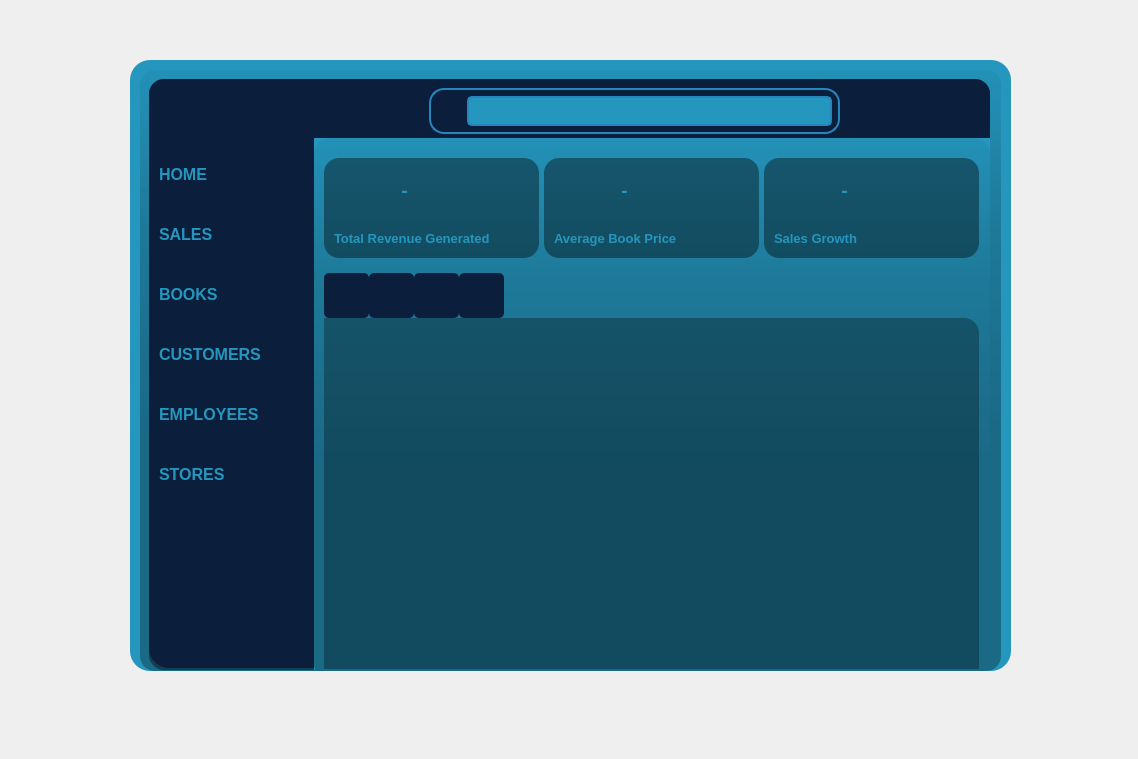
This is Gui/ui_bookstore.ui in Vvender/BookStoreDashboard as Qt 5 draws it before an edit. The edited form follows.
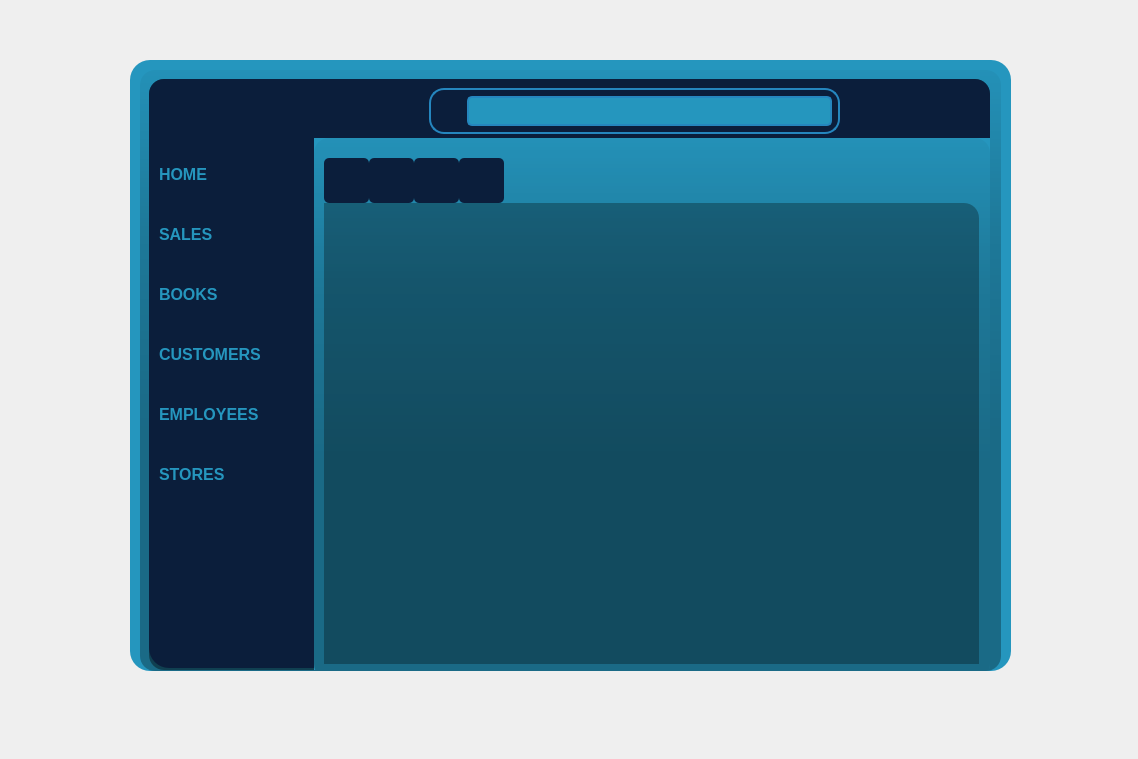
This is the edited form. The open tabs and pages were chosen to show the change. Icons and pictures are not drawn.

The edit to the form file:
```diff
--- a/Gui/ui_bookstore.ui
+++ b/Gui/ui_bookstore.ui
@@ -2253,337 +2253,13 @@
        </widget>
       </widget>
       <widget class="QWidget" name="page_sales">
-       <widget class="QFrame" name="frm_sales_total_growth">
-        <property name="geometry">
-         <rect>
-          <x>450</x>
-          <y>20</y>
-          <width>215</width>
-          <height>100</height>
-         </rect>
-        </property>
-        <property name="minimumSize">
-         <size>
-          <width>215</width>
-          <height>100</height>
-         </size>
-        </property>
-        <property name="maximumSize">
-         <size>
-          <width>215</width>
-          <height>100</height>
-         </size>
-        </property>
-        <property name="frameShape">
-         <enum>QFrame::StyledPanel</enum>
-        </property>
-        <property name="frameShadow">
-         <enum>QFrame::Raised</enum>
-        </property>
-        <widget class="QLabel" name="lbl_sales_total_growth_info">
-         <property name="geometry">
-          <rect>
-           <x>10</x>
-           <y>10</y>
-           <width>141</width>
-           <height>45</height>
-          </rect>
-         </property>
-         <property name="font">
-          <font>
-           <pointsize>14</pointsize>
-           <weight>75</weight>
-           <bold>true</bold>
-          </font>
-         </property>
-         <property name="text">
-          <string>-</string>
-         </property>
-         <property name="alignment">
-          <set>Qt::AlignCenter</set>
-         </property>
-        </widget>
-        <widget class="QLabel" name="lbl_sales_total_growth_icon">
-         <property name="geometry">
-          <rect>
-           <x>144</x>
-           <y>10</y>
-           <width>65</width>
-           <height>45</height>
-          </rect>
-         </property>
-         <property name="minimumSize">
-          <size>
-           <width>65</width>
-           <height>45</height>
-          </size>
-         </property>
-         <property name="maximumSize">
-          <size>
-           <width>65</width>
-           <height>45</height>
-          </size>
-         </property>
-         <property name="text">
-          <string/>
-         </property>
-         <property name="pixmap">
-          <pixmap resource="Icons/bookstore.qrc">:/Icons/percent.svg</pixmap>
-         </property>
-         <property name="scaledContents">
-          <bool>false</bool>
-         </property>
-         <property name="alignment">
-          <set>Qt::AlignCenter</set>
-         </property>
-        </widget>
-        <widget class="QLabel" name="lbl_sales_total_growth_title">
-         <property name="geometry">
-          <rect>
-           <x>10</x>
-           <y>70</y>
-           <width>195</width>
-           <height>20</height>
-          </rect>
-         </property>
-         <property name="font">
-          <font>
-           <pointsize>10</pointsize>
-           <weight>75</weight>
-           <bold>true</bold>
-          </font>
-         </property>
-         <property name="text">
-          <string>Sales Growth</string>
-         </property>
-         <property name="wordWrap">
-          <bool>true</bool>
-         </property>
-        </widget>
-       </widget>
-       <widget class="QFrame" name="frm_sales_total_avaragePrice">
-        <property name="geometry">
-         <rect>
-          <x>230</x>
-          <y>20</y>
-          <width>215</width>
-          <height>100</height>
-         </rect>
-        </property>
-        <property name="minimumSize">
-         <size>
-          <width>215</width>
-          <height>100</height>
-         </size>
-        </property>
-        <property name="maximumSize">
-         <size>
-          <width>215</width>
-          <height>100</height>
-         </size>
-        </property>
-        <property name="frameShape">
-         <enum>QFrame::StyledPanel</enum>
-        </property>
-        <property name="frameShadow">
-         <enum>QFrame::Raised</enum>
-        </property>
-        <widget class="QLabel" name="lbl_sales_total_avaragePrice_info">
-         <property name="geometry">
-          <rect>
-           <x>10</x>
-           <y>10</y>
-           <width>141</width>
-           <height>45</height>
-          </rect>
-         </property>
-         <property name="font">
-          <font>
-           <pointsize>14</pointsize>
-           <weight>75</weight>
-           <bold>true</bold>
-          </font>
-         </property>
-         <property name="text">
-          <string>-</string>
-         </property>
-         <property name="alignment">
-          <set>Qt::AlignCenter</set>
-         </property>
-        </widget>
-        <widget class="QLabel" name="lbl_sales_total_avaragePrice_icon">
-         <property name="geometry">
-          <rect>
-           <x>144</x>
-           <y>10</y>
-           <width>65</width>
-           <height>45</height>
-          </rect>
-         </property>
-         <property name="minimumSize">
-          <size>
-           <width>65</width>
-           <height>45</height>
-          </size>
-         </property>
-         <property name="maximumSize">
-          <size>
-           <width>65</width>
-           <height>45</height>
-          </size>
-         </property>
-         <property name="text">
-          <string/>
-         </property>
-         <property name="pixmap">
-          <pixmap resource="Icons/bookstore.qrc">:/Icons/tag.svg</pixmap>
-         </property>
-         <property name="scaledContents">
-          <bool>false</bool>
-         </property>
-         <property name="alignment">
-          <set>Qt::AlignCenter</set>
-         </property>
-        </widget>
-        <widget class="QLabel" name="lbl_sales_total_avaragePrice_title">
-         <property name="geometry">
-          <rect>
-           <x>10</x>
-           <y>70</y>
-           <width>195</width>
-           <height>20</height>
-          </rect>
-         </property>
-         <property name="font">
-          <font>
-           <pointsize>10</pointsize>
-           <weight>75</weight>
-           <bold>true</bold>
-          </font>
-         </property>
-         <property name="text">
-          <string>Average Book Price</string>
-         </property>
-         <property name="wordWrap">
-          <bool>true</bool>
-         </property>
-        </widget>
-       </widget>
-       <widget class="QFrame" name="frm_sales_total_revenue">
-        <property name="geometry">
-         <rect>
-          <x>10</x>
-          <y>20</y>
-          <width>215</width>
-          <height>100</height>
-         </rect>
-        </property>
-        <property name="minimumSize">
-         <size>
-          <width>215</width>
-          <height>100</height>
-         </size>
-        </property>
-        <property name="maximumSize">
-         <size>
-          <width>215</width>
-          <height>100</height>
-         </size>
-        </property>
-        <property name="frameShape">
-         <enum>QFrame::StyledPanel</enum>
-        </property>
-        <property name="frameShadow">
-         <enum>QFrame::Raised</enum>
-        </property>
-        <widget class="QLabel" name="lbl_sales_total_revenue_info">
-         <property name="geometry">
-          <rect>
-           <x>10</x>
-           <y>10</y>
-           <width>141</width>
-           <height>45</height>
-          </rect>
-         </property>
-         <property name="font">
-          <font>
-           <pointsize>14</pointsize>
-           <weight>75</weight>
-           <bold>true</bold>
-          </font>
-         </property>
-         <property name="text">
-          <string>-</string>
-         </property>
-         <property name="alignment">
-          <set>Qt::AlignCenter</set>
-         </property>
-        </widget>
-        <widget class="QLabel" name="lbl_sales_total_revenue_icon">
-         <property name="geometry">
-          <rect>
-           <x>144</x>
-           <y>10</y>
-           <width>65</width>
-           <height>45</height>
-          </rect>
-         </property>
-         <property name="minimumSize">
-          <size>
-           <width>65</width>
-           <height>45</height>
-          </size>
-         </property>
-         <property name="maximumSize">
-          <size>
-           <width>65</width>
-           <height>45</height>
-          </size>
-         </property>
-         <property name="text">
-          <string/>
-         </property>
-         <property name="pixmap">
-          <pixmap resource="Icons/bookstore.qrc">:/Icons/credit-card.svg</pixmap>
-         </property>
-         <property name="scaledContents">
-          <bool>false</bool>
-         </property>
-         <property name="alignment">
-          <set>Qt::AlignCenter</set>
-         </property>
-        </widget>
-        <widget class="QLabel" name="lbl_sales_total_revenue_title">
-         <property name="geometry">
-          <rect>
-           <x>10</x>
-           <y>70</y>
-           <width>195</width>
-           <height>20</height>
-          </rect>
-         </property>
-         <property name="font">
-          <font>
-           <pointsize>10</pointsize>
-           <weight>75</weight>
-           <bold>true</bold>
-          </font>
-         </property>
-         <property name="text">
-          <string>Total Revenue Generated</string>
-         </property>
-         <property name="wordWrap">
-          <bool>true</bool>
-         </property>
-        </widget>
-       </widget>
        <widget class="QTableView" name="tableView_sales">
         <property name="geometry">
          <rect>
           <x>10</x>
-          <y>180</y>
+          <y>65</y>
           <width>655</width>
-          <height>351</height>
+          <height>461</height>
          </rect>
         </property>
         <property name="styleSheet">
@@ -2594,7 +2270,7 @@
         <property name="geometry">
          <rect>
           <x>10</x>
-          <y>135</y>
+          <y>20</y>
           <width>45</width>
           <height>45</height>
          </rect>
@@ -2629,7 +2305,7 @@
         <property name="geometry">
          <rect>
           <x>55</x>
-          <y>135</y>
+          <y>20</y>
           <width>45</width>
           <height>45</height>
          </rect>
@@ -2664,7 +2340,7 @@
         <property name="geometry">
          <rect>
           <x>145</x>
-          <y>135</y>
+          <y>20</y>
           <width>45</width>
           <height>45</height>
          </rect>
@@ -2699,7 +2375,7 @@
         <property name="geometry">
          <rect>
           <x>100</x>
-          <y>135</y>
+          <y>20</y>
           <width>45</width>
           <height>45</height>
          </rect>
```
Left out of the diff: 371 changed lines with no effect on the pictures.
